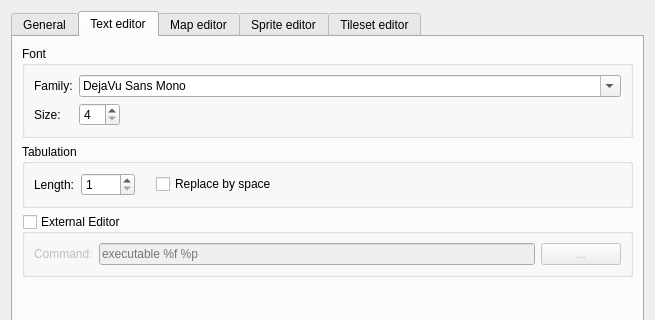
Qt form src/widgets/settings_dialog.ui (Kangie/solarus) before a commit; both pictures show x 0 to 655 and y 0 to 320 of the 655 by 482 pixel window.
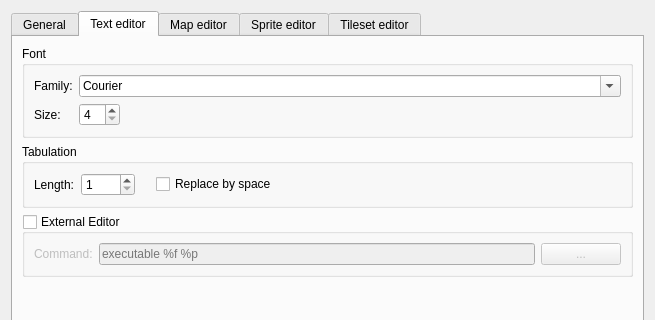
The same form after that commit. The open tabs and pages were chosen to show the change. Custom widgets are drawn as their Qt base class.

Commit message:
Use the default system font as the text editor default font
DejaVu Sans Mono is not installed on all platforms, resulting in wasted time searching the font (~150ms).

The edit to the form file:
```diff
--- a/src/widgets/settings_dialog.ui
+++ b/src/widgets/settings_dialog.ui
@@ -274,13 +274,6 @@
             <property name="fontFilters">
              <set>QFontComboBox::MonospacedFonts</set>
             </property>
-            <property name="currentFont">
-             <font>
-              <family>DejaVu Sans Mono</family>
-              <pointsize>10</pointsize>
-              <bold>true</bold>
-             </font>
-            </property>
            </widget>
           </item>
          </layout>
```
The commit also changes 2 other files.
